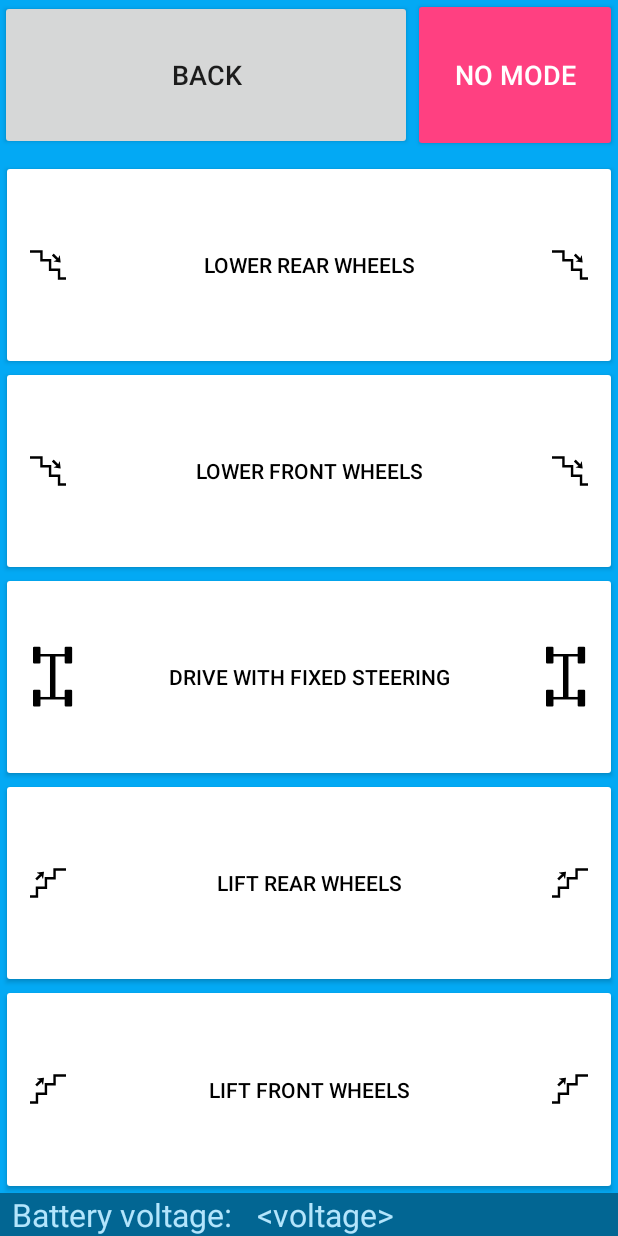
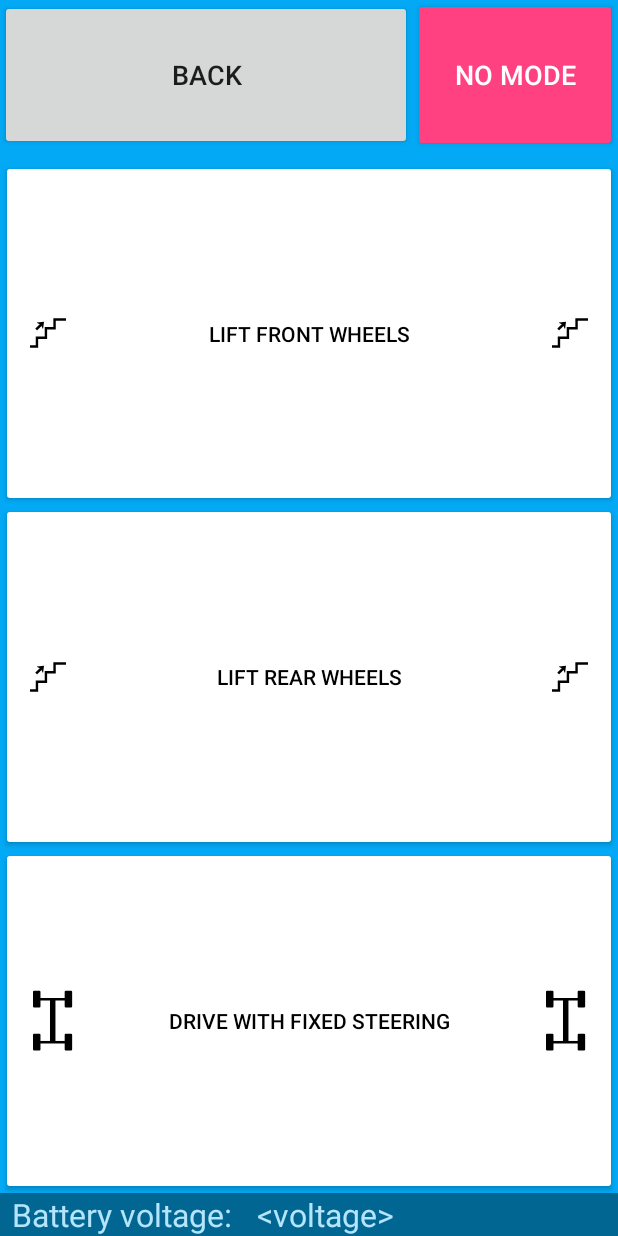
Before and after one commit to AZOM/cybathlon, an Android app: the screen it shows after launch (MainActivity), after a tap on "STAIRS", on a phone screen of 412 x 824 dp. Run offline under Robolectric (Android 15) with nearby library versions, the phone set to English and light mode, and no system bars; libraries missing offline, so code that uses them is left out: com.felhr.usbserial; 1 statement that could not run was skipped.

Commit message:
UI beautification
* Remove obsolete stairs modes since Flo never used those

```diff
--- a/ZEDControl/app/src/main/java/ch/hsr/zedcontrol/StairsControlsFragment.java
+++ b/ZEDControl/app/src/main/java/ch/hsr/zedcontrol/StairsControlsFragment.java
@@ -31,8 +31,6 @@ public class StairsControlsFragment extends Fragment {
     private Button _buttonDriveWithFixedSteering;
     private Button _buttonLiftFrontWheels;
     private Button _buttonLiftRearWheels;
-    private Button _buttonLowerFrontWheels;
-    private Button _buttonLowerRearWheels;
     private Button _buttonNoMode;
 
     private final BroadcastReceiver _connectionReceiver = new BroadcastReceiver() {
@@ -65,28 +63,12 @@ public class StairsControlsFragment extends Fragment {
 
 
     private void initButtons(View view) {
-        initButtonDriveWithFixedSteering(view);
         initButtonLiftFrontWheels(view);
         initButtonLiftRearWheels(view);
-        initButtonLowerFrontWheels(view);
-        initButtonLowerRearWheels(view);
+        initButtonDriveWithFixedSteering(view);
 
         initButtonBack(view);
         initButtonNoMode(view);
-    }
-
-
-    private void initButtonDriveWithFixedSteering(final View view) {
-        _buttonDriveWithFixedSteering = (Button) view.findViewById(R.id.button_drive_fixed_steering);
-        _buttonDriveWithFixedSteering.setOnClickListener(new View.OnClickListener() {
-            @Override
-            public void onClick(View v) {
-                if (v.isSelected()) {
-                    return;
-                }
-                _connectionManager.sendCommand(RoboRIOCommand.DRIVE_FIXED_STEERING);
-            }
-        });
     }
 
 
@@ -118,29 +100,15 @@ public class StairsControlsFragment extends Fragment {
     }
 
 
-    private void initButtonLowerFrontWheels(final View view) {
-        _buttonLowerFrontWheels = (Button) view.findViewById(R.id.button_lower_front_wheels);
-        _buttonLowerFrontWheels.setOnClickListener(new View.OnClickListener() {
+    private void initButtonDriveWithFixedSteering(final View view) {
+        _buttonDriveWithFixedSteering = (Button) view.findViewById(R.id.button_drive_fixed_steering);
+        _buttonDriveWithFixedSteering.setOnClickListener(new View.OnClickListener() {
             @Override
             public void onClick(View v) {
                 if (v.isSelected()) {
                     return;
                 }
-                _connectionManager.sendCommand(RoboRIOCommand.LOWER_FRONT_WHEELS);
-            }
-        });
-    }
-
-
-    private void initButtonLowerRearWheels(final View view) {
-        _buttonLowerRearWheels = (Button) view.findViewById(R.id.button_lower_rear_wheel);
-        _buttonLowerRearWheels.setOnClickListener(new View.OnClickListener() {
-            @Override
-            public void onClick(View v) {
-                if (v.isSelected()) {
-                    return;
-                }
-                _connectionManager.sendCommand(RoboRIOCommand.LOWER_REAR_WHEELS);
+                _connectionManager.sendCommand(RoboRIOCommand.DRIVE_FIXED_STEERING);
             }
         });
     }
@@ -209,12 +177,6 @@ public class StairsControlsFragment extends Fragment {
             case LIFT_REAR_WHEELS:
                 selectButtonDistinct(_buttonLiftRearWheels);
                 break;
-            case LOWER_FRONT_WHEELS:
-                selectButtonDistinct(_buttonLowerFrontWheels);
-                break;
-            case LOWER_REAR_WHEELS:
-                selectButtonDistinct(_buttonLowerRearWheels);
-                break;
             case NO_MODE:
                 selectButtonDistinct(_buttonNoMode);
                 break;
@@ -235,8 +197,6 @@ public class StairsControlsFragment extends Fragment {
         _buttonDriveWithFixedSteering.setSelected(_buttonDriveWithFixedSteering == shallBeSelectedButton);
         _buttonLiftFrontWheels.setSelected(_buttonLiftFrontWheels == shallBeSelectedButton);
         _buttonLiftRearWheels.setSelected(_buttonLiftRearWheels == shallBeSelectedButton);
-        _buttonLowerFrontWheels.setSelected(_buttonLowerFrontWheels == shallBeSelectedButton);
-        _buttonLowerRearWheels.setSelected(_buttonLowerRearWheels == shallBeSelectedButton);
         _buttonNoMode.setSelected(_buttonNoMode == shallBeSelectedButton);
     }
 
--- a/ZEDControl/app/src/main/res/drawable/ic_stairs_down.xml
+++ /dev/null
@@ -1,17 +0,0 @@
-<vector xmlns:android="http://schemas.android.com/apk/res/android"
-        android:width="24dp"
-        android:height="24dp"
-        android:viewportHeight="453.946"
-        android:viewportWidth="453.946">
-
-    <group
-        android:scaleX="-1"
-        android:scaleY="1"
-        android:translateX="453.946">
-        <path
-            android:fillColor="#FF000000"
-            android:pathData="M453.9,42.1V72.4h-129.1v109.4H215.9v121.1H102.9v108.9H0v-30.3h72.6V272.6h113V151.5h108.9V42.1H453.9zM70.1,194.7l82.9,-10.8c1.2,-0.2 2.2,-1.1 2.3,-2.3c0.2,-1.2 -0.5,-2.4 -1.6,-2.9l-33.3,-14.4l55.2,-55.2c1.1,-1.1 1.1,-2.8 0,-3.8L156.6,86.1c-1.1,-1.1 -2.8,-1.1 -3.8,0l-55.2,55.2l-14.4,-33.3c-0.5,-1.1 -1.7,-1.8 -2.9,-1.6c-0.6,0.1 -1.1,0.4 -1.5,0.8c-0.4,0.4 -0.7,1 -0.8,1.6l-10.8,82.9c-0.1,0.8 0.2,1.7 0.8,2.3C68.5,194.5 69.3,194.8 70.1,194.7z"/>
-
-    </group>
-
-</vector>
--- a/ZEDControl/app/src/main/res/layout/fragment_stairs_control.xml
+++ b/ZEDControl/app/src/main/res/layout/fragment_stairs_control.xml
@@ -42,39 +42,15 @@
         android:orientation="vertical">
 
         <Button
-            android:id="@+id/button_lower_rear_wheel"
+            android:id="@+id/button_lift_front_wheels"
             style="@style/ButtonWithDrawable"
             android:layout_width="match_parent"
             android:layout_height="0dp"
             android:layout_weight="1"
             android:background="@drawable/button_state_selector"
-            android:drawableEnd="@drawable/ic_stairs_down"
-            android:drawableStart="@drawable/ic_stairs_down"
-            android:text="@string/button_lower_rear_wheels"
-            android:textColor="@color/button_state_selected_textcolor"/>
-
-        <Button
-            android:id="@+id/button_lower_front_wheels"
-            style="@style/ButtonWithDrawable"
-            android:layout_width="match_parent"
-            android:layout_height="0dp"
-            android:layout_weight="1"
-            android:background="@drawable/button_state_selector"
-            android:drawableEnd="@drawable/ic_stairs_down"
-            android:drawableStart="@drawable/ic_stairs_down"
-            android:text="@string/button_lower_front_wheels"
-            android:textColor="@color/button_state_selected_textcolor"/>
-
-        <Button
-            android:id="@+id/button_drive_fixed_steering"
-            style="@style/ButtonWithDrawable"
-            android:layout_width="match_parent"
-            android:layout_height="0dp"
-            android:layout_weight="1"
-            android:background="@drawable/button_state_selector"
-            android:drawableEnd="@drawable/ic_steering_fixed"
-            android:drawableStart="@drawable/ic_steering_fixed"
-            android:text="@string/button_drive_fixed_steering"
+            android:drawableEnd="@drawable/ic_stairs_up"
+            android:drawableStart="@drawable/ic_stairs_up"
+            android:text="@string/button_lift_front_wheels"
             android:textColor="@color/button_state_selected_textcolor"/>
 
         <Button
@@ -90,15 +66,15 @@
             android:textColor="@color/button_state_selected_textcolor"/>
 
         <Button
-            android:id="@+id/button_lift_front_wheels"
+            android:id="@+id/button_drive_fixed_steering"
             style="@style/ButtonWithDrawable"
             android:layout_width="match_parent"
             android:layout_height="0dp"
             android:layout_weight="1"
             android:background="@drawable/button_state_selector"
-            android:drawableEnd="@drawable/ic_stairs_up"
-            android:drawableStart="@drawable/ic_stairs_up"
-            android:text="@string/button_lift_front_wheels"
+            android:drawableEnd="@drawable/ic_steering_fixed"
+            android:drawableStart="@drawable/ic_steering_fixed"
+            android:text="@string/button_drive_fixed_steering"
             android:textColor="@color/button_state_selected_textcolor"/>
 
     </LinearLayout>
```
